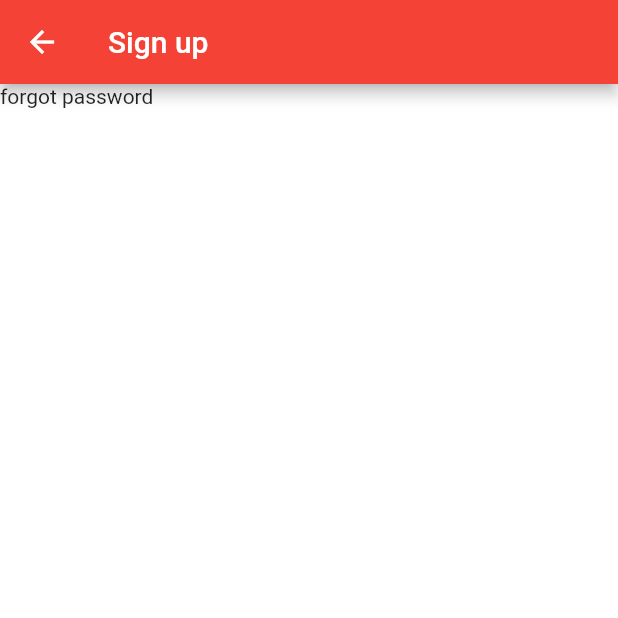
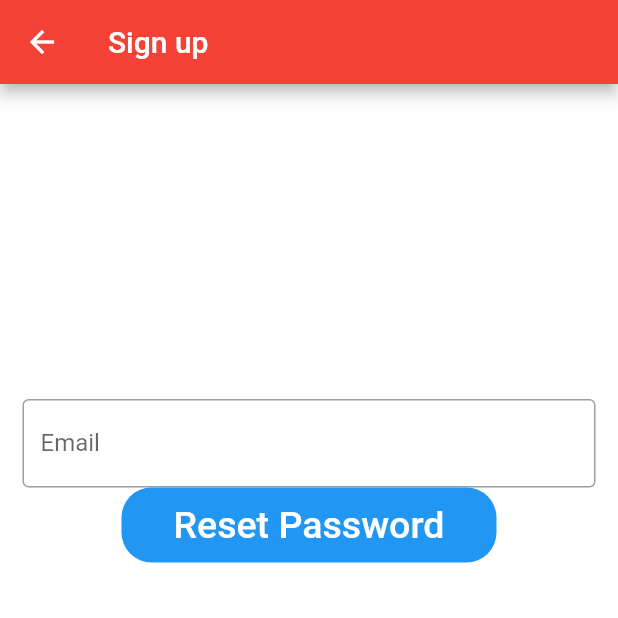
Before and after one commit to Lsfhv/bike-tour-app, a Flutter app: the ForgotPassword screen opened directly, on a phone screen of 412 x 824 dp, the top half of it. Run offline on Flutter 3.47's test engine with Material 2 defaults, Android fonts, the phone set to English and light mode, and no system bars; our stand-ins replace cloud_firestore, firebase_auth, firebase_core, google_fonts, google_maps_flutter; accounts and stored records are empty.

Commit message:
forgot passwod form

```diff
--- a/lib/screens/authenticate/forgot_password.dart
+++ b/lib/screens/authenticate/forgot_password.dart
@@ -1,3 +1,4 @@
+import 'package:bike_tour_app/screens/authenticate/forgot_password_form.dart';
 import 'package:flutter/material.dart';
 
 class ForgotPassword extends StatefulWidget {
@@ -16,7 +17,7 @@ class _ForgotPasswordState extends State<ForgotPassword> {
       appBar: AppBar(
         title: const Text("Sign up"),
       ),
-      body: const Text("forgot password"),
+      body: const ForgotPasswordFrom(),
     );
   }
 }
--- /dev/null
+++ b/lib/screens/authenticate/forgot_password_form.dart
@@ -0,0 +1,75 @@
+import 'package:flutter/material.dart';
+
+class ForgotPasswordFrom extends StatefulWidget {
+  const ForgotPasswordFrom({Key? key}) : super(key: key);
+
+  @override
+  _ForgotPasswordFromState createState() => _ForgotPasswordFromState();
+}
+
+class _ForgotPasswordFromState extends State<ForgotPasswordFrom> {
+  final _emailController = TextEditingController();
+
+  final RegExp _vaidEmailRegExp = RegExp(
+      r"^[a-zA-Z0-9.a-zA-Z0-9.!#$%&'*+-/=?^_`{|}~]+@[a-zA-Z0-9]+\.[a-zA-Z]+");
+
+  @override
+  void dispose() {
+    _emailController.dispose();
+    super.dispose();
+  }
+
+  final _formKey = GlobalKey<FormState>();
+  @override
+  Widget build(BuildContext context) {
+    return Form(
+      key: _formKey,
+      child: SingleChildScrollView(
+        child: Column(
+          children: <Widget>[
+            const Padding(
+              padding: EdgeInsets.only(top: 60.0),
+              child: Center(
+                child: SizedBox(
+                  width: 200,
+                  height: 150,
+                ),
+              ),
+            ),
+            Padding(
+              padding: const EdgeInsets.symmetric(horizontal: 15),
+              child: TextFormField(
+                validator: (value) {
+                  if (!_vaidEmailRegExp.hasMatch(value!)) {
+                    return 'Not a valid email';
+                  }
+                },
+                controller: _emailController,
+                decoration: const InputDecoration(
+                  border: OutlineInputBorder(),
+                  labelText: 'Email',
+                  hintText: 'Enter valid email id as abc@gmail.com',
+                ),
+              ),
+            ),
+            Container(
+              height: 50,
+              width: 250,
+              decoration: BoxDecoration(
+                  color: Colors.blue, borderRadius: BorderRadius.circular(20)),
+              child: TextButton(
+                onPressed: () {
+                  // reset password here;
+                },
+                child: const Text(
+                  'Reset Password',
+                  style: TextStyle(color: Colors.white, fontSize: 25),
+                ),
+              ),
+            )
+          ],
+        ),
+      ),
+    );
+  }
+}
--- a/lib/screens/authenticate/sign_in_form.dart
+++ b/lib/screens/authenticate/sign_in_form.dart
@@ -1,5 +1,6 @@
 // ignore_for_file: prefer_const_constructors
 
+import 'package:bike_tour_app/screens/authenticate/forgot_password.dart';
 import 'package:bike_tour_app/screens/authenticate/sign_up.dart';
 import 'package:bike_tour_app/services/auth.dart';
 import 'package:flutter/material.dart';
@@ -81,7 +82,8 @@ class _SignInFormState extends State<SignInForm> {
             ),
             TextButton(
               onPressed: () {
-                //TO DO FORGOT PASSWORD SCREEN GOES HERE
+                Navigator.push(context,
+                    MaterialPageRoute(builder: (context) => ForgotPassword()));
               },
               child: Text("Forgot Password"),
               style: TextButton.styleFrom(
```
